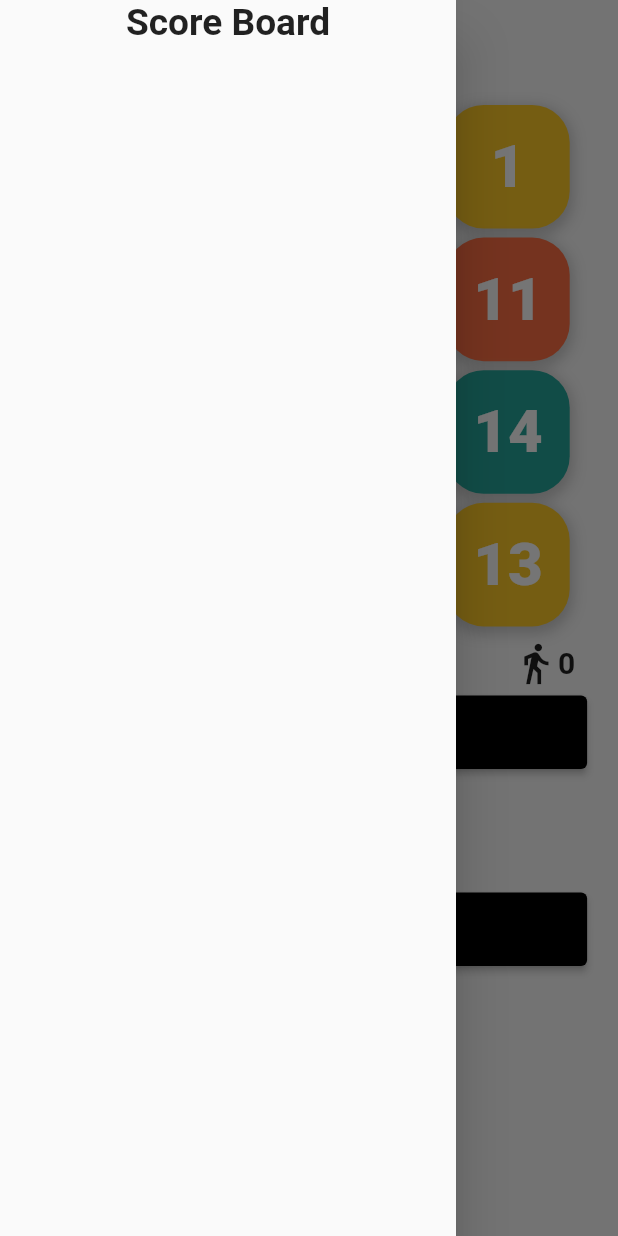
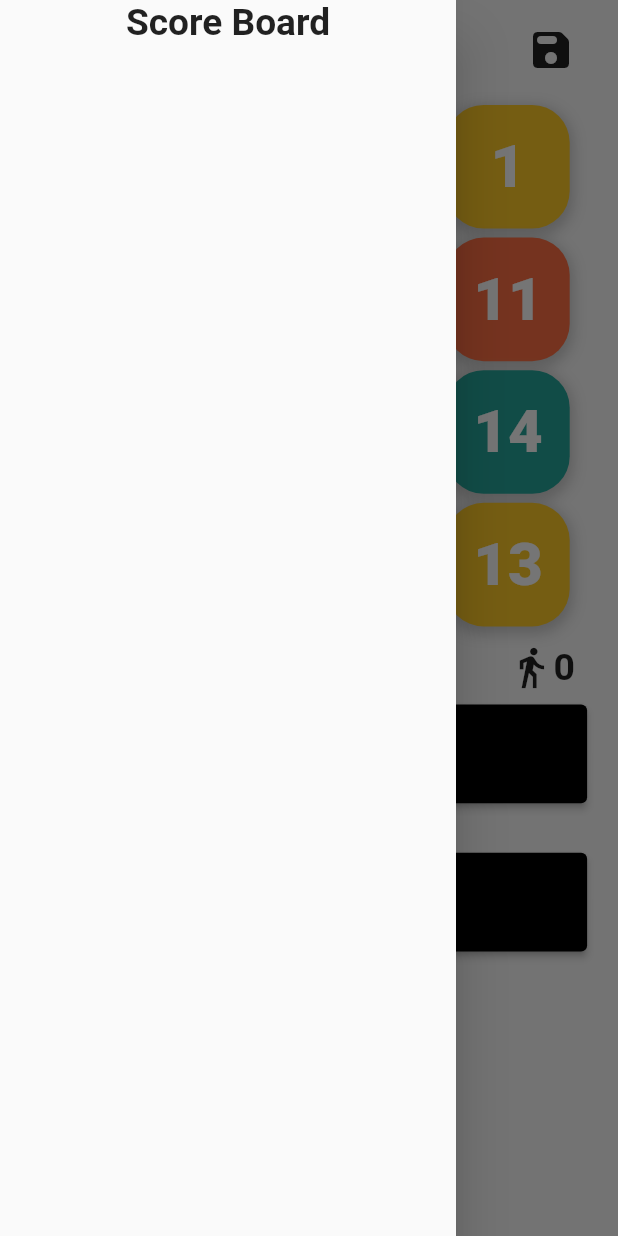
Before and after one commit to amrabdelhameeed/puzzle, a Flutter app: the screen it shows after launch, in the side drawer, after a tap on the "list" icon, on a phone screen of 412 x 824 dp. Run offline on Flutter 3.47's test engine with Material 2 defaults, Android fonts, the phone set to English and light mode, and no system bars; our stand-ins replace bloc, flutter_bloc, sqflite; accounts and stored records are empty.

Commit message:
adding "save the game" use case

```diff
--- a/lib/data/cubit/public_cubit.dart
+++ b/lib/data/cubit/public_cubit.dart
@@ -5,7 +5,8 @@ import 'package:flutter/material.dart';
 import 'package:flutter_bloc/flutter_bloc.dart';
 import 'package:meta/meta.dart';
 import 'package:puzzle_test_12_1_2022/data/models/score_model.dart';
-import 'package:puzzle_test_12_1_2022/database/database_helper.dart';
+import 'package:puzzle_test_12_1_2022/database/database_helper_for_list_of_tiles.dart';
+import 'package:puzzle_test_12_1_2022/database/database_helper_for_score.dart';
 import '../models/generate_tiles.dart';
 import '../models/tile_model.dart';
 part 'public_state.dart';
@@ -29,6 +30,7 @@ class PublicCubit extends Cubit<PublicState> {
   void generateNewTiles() {
     timerFun(TimerModes.stop);
     listOfTiles = tilesListCubit();
+    pressSaveTiles();
   }
 
 //fun to know if the user won or not
@@ -49,7 +51,11 @@ class PublicCubit extends Cubit<PublicState> {
     timerModes == TimerModes.start
         ? timer = Timer.periodic(const Duration(seconds: 1), (t) {
             seconds++;
-            emit(PublicLoaded(listOfTiles!));
+            // if (seconds % 15 == 0) {
+            //   pressSaveTiles();
+            // }
+
+            emit(PublicLoaded());
           })
         : {timer!.cancel(), seconds = 0, moves = 0};
   }
@@ -57,10 +63,12 @@ class PublicCubit extends Cubit<PublicState> {
   List<TileModel> tilesListCubit() {
     listOfTiles = generatedTiles.generatedTiles();
     listOfTiles!.shuffle();
-    //   timerFun(0);
     moves = 0;
+    if (timer != null) {
+      timerFun(TimerModes.stop);
+    }
     timerFun(TimerModes.start);
-    emit(PublicLoaded(listOfTiles!));
+    emit(PublicLoaded());
     return listOfTiles!;
   }
 
@@ -150,7 +158,7 @@ class PublicCubit extends Cubit<PublicState> {
       }
     }
 
-    emit(PublicLoaded(listOfTiles!));
+    emit(PublicLoaded());
     isListsEqual(listOfTiles!);
   }
 
@@ -162,7 +170,7 @@ class PublicCubit extends Cubit<PublicState> {
     await dba.getAllscores().then((value) {
       users = [];
       value.asMap().forEach((i, value) {
-        if (i < 6) {
+        if (i < 9) {
           users.add(value);
         }
       });
@@ -189,6 +197,78 @@ class PublicCubit extends Cubit<PublicState> {
     db = DBhelper.instance;
     getAllScores();
   }
+
+  // db for tiles
+
+  ///// data base functions
+  DBhelperForTiles db2 = DBhelperForTiles.instance;
+  Future<List<TileModel>> getAlltilesCubit() async {
+    var dba = DBhelperForTiles.instance;
+    listOfTiles = [];
+    moves = 0;
+    timerFun(TimerModes.start);
+    await dba.getAlltiles().then((value) {
+      value.asMap().forEach((i, value) {
+        listOfTiles!.add(value);
+      });
+      listOfTiles!.isNotEmpty
+          ? {seconds = listOfTiles!.last.id!, moves = listOfTiles!.last.color!}
+          : null;
+    });
+    listOfTiles!.isNotEmpty
+        ? {listOfTiles!.removeAt(listOfTiles!.length - 1)}
+        : null;
+    emit(NewTileCreated());
+
+    return listOfTiles!.isEmpty ? tilesListCubit() : listOfTiles!;
+  }
+
+  // void initDb() {
+  //   getAllScores().then((value) {
+  //           users = value;
+  //   });
+  // }
+
+  void createTile({required int id, required int color}) {
+    db2 = DBhelperForTiles.instance;
+    db2.createtile(TileModel(id: id, color: color));
+    emit(NewScoreCreated());
+    //  getAlltilesCubit();
+  }
+
+  void deleteAlltiles() {
+    db2.deleteAllTileModels();
+    emit(DeleteAllScoresState());
+    db2 = DBhelperForTiles.instance;
+    emit(NewTileCreated());
+
+    //  getAlltilesCubit();
+  }
+
+  void storeAllListOfTiles() {
+    db2 = DBhelperForTiles.instance;
+    listOfTiles!.forEach((element) {
+      createTile(id: element.id!, color: element.color!);
+    });
+    createTile(id: seconds, color: moves);
+    emit(NewTileCreated());
+  }
+
+  void opendb() {
+    db2 = DBhelperForTiles.instance;
+    getAlltilesCubit();
+    emit(NewTileCreated());
+  }
+
+  void pressSaveTiles() {
+    // db2 = DBhelperForTiles.instance;
+    // deleteAlltiles();
+    db2 = DBhelperForTiles.instance;
+    deleteAlltiles();
+    storeAllListOfTiles();
+    emit(NewTileCreated());
+    print(listOfTiles!.first.id);
+  }
 }
 
 enum TimerModes {
--- a/lib/data/cubit/public_state.dart
+++ b/lib/data/cubit/public_state.dart
@@ -12,11 +12,10 @@ class WinningState extends PublicState {
   WinningState(this.isWinning, this.moves, this.seconds);
 }
 
-class PublicLoaded extends PublicState {
-  final List<TileModel> listOfTiles;
-  PublicLoaded(this.listOfTiles);
-}
+class PublicLoaded extends PublicState {}
 
 class NewScoreCreated extends PublicState {}
 
+class NewTileCreated extends PublicState {}
+
 class DeleteAllScoresState extends PublicState {}
--- a/lib/data/models/generate_tiles.dart
+++ b/lib/data/models/generate_tiles.dart
@@ -1,4 +1,3 @@
-import '../../constants/strings.dart';
 import 'tile_model.dart';
 
 class GeneratedTiles {
@@ -7,7 +6,7 @@ class GeneratedTiles {
         16,
         (index) => TileModel(
               id: index + 1,
-              color: colors[index % 4],
+              color: index % 4,
             ));
   }
 }
--- a/lib/data/models/tile_model.dart
+++ b/lib/data/models/tile_model.dart
@@ -3,10 +3,16 @@ import 'package:flutter/material.dart';
 
 class TileModel {
   int? id;
-  // int? numberOfTile;
-  Color? color;
+  int? color;
   TileModel({
     required this.color,
     required this.id,
   });
+  TileModel.fromJson(Map<String, dynamic> map) {
+    id = map['id'];
+    color = map['color'];
+  }
+  Map<String, dynamic> toJson() {
+    return {'id': id, 'color': color};
+  }
 }
--- /dev/null
+++ b/lib/database/database_helper_for_list_of_tiles.dart
@@ -0,0 +1,100 @@
+import 'package:puzzle_test_12_1_2022/data/models/tile_model.dart';
+import 'package:sqflite/sqflite.dart';
+import 'package:path/path.dart';
+
+class DBhelperForTiles {
+  static final DBhelperForTiles instance = DBhelperForTiles._initialize();
+  static Database? _databaseForTiles;
+  DBhelperForTiles._initialize();
+  Future _createDB(Database db, int version) async {
+    await db.execute('''
+        CREATE TABLE tiles(
+          id INTEGER,
+          color INTEGER
+        )
+        ''');
+  }
+
+  Future _onConfigure(Database db) async {
+    await db.execute('PRAGMA foreign_keys = ON');
+  }
+
+  Future<Database> _initDB(String fileName) async {
+    final databasePath = await getDatabasesPath();
+    final path = join(databasePath, fileName);
+    return await openDatabase(
+      path,
+      version: 1,
+      onCreate: _createDB,
+      onConfigure: _onConfigure,
+    );
+  }
+
+  Future close() async {
+    final db = await instance.database;
+    db!.close();
+  }
+
+  Future<Database?> get database async {
+    if (_databaseForTiles != null) {
+      return _databaseForTiles;
+    } else {
+      _databaseForTiles = await _initDB('todoo.db');
+      return _databaseForTiles;
+    }
+  }
+
+  Future<TileModel> createtile(TileModel tiles) async {
+    final db = await instance.database;
+    await db!.insert('tiles', tiles.toJson());
+    return tiles;
+  }
+
+  // Future<Score> getscore(int id) async {
+  //   final db = await instance.database;
+  //   final maps = await db!.query(
+  //     'score',
+  //     where: 'id = ?',
+  //     whereArgs: [id],
+  //   );
+
+  //   if (maps.isNotEmpty) {
+  //     return Score.fromJson(maps.first);
+  //   } else {
+  //     throw Exception('$id not found in the database.');
+  //   }
+  // }
+
+  Future<List<TileModel>> getAlltiles() async {
+    final db = await instance.database;
+    final result = await db!.query(
+      'tiles',
+    );
+    var list = result.map((e) => TileModel.fromJson(e)).toList();
+    return list;
+  }
+
+  // Future<int> updateTileModel(TileModel tileModel) async {
+  //   final db = await instance.database;
+  //   return db!.update('tiles', tileModel.toJson(),
+  //       where: '${tileModel.id} = ?',
+  //       whereArgs: [tileModel.id],
+  //       conflictAlgorithm: ConflictAlgorithm.replace);
+  // }
+
+  // Future<int> deletescore(int id) async {
+  //   final db = await instance.database;
+  //   return db!.delete(
+  //     'score',
+  //     where: 'id = ?',
+  //     whereArgs: [id],
+  //   );
+  // }
+
+  Future<void> deleteAllTileModels() async {
+    final db = await instance.database;
+    db!.delete(
+      'tiles',
+    );
+  }
+}
--- a/lib/presentation/screens/home/constant_widgets/custom_elevated_button.dart
+++ b/lib/presentation/screens/home/constant_widgets/custom_elevated_button.dart
@@ -11,7 +11,10 @@ class CustomElevatedButton extends StatelessWidget {
     return ElevatedButton(
       onPressed: onPressed,
       child: widget,
-      style: ElevatedButton.styleFrom(primary: Colors.black),
+      style: ElevatedButton.styleFrom(
+          primary: Colors.black,
+          minimumSize:
+              Size.fromHeight(MediaQuery.of(context).size.height * 0.08)),
     );
   }
 }
--- a/lib/presentation/screens/home/constant_widgets/icon_text_widget.dart
+++ b/lib/presentation/screens/home/constant_widgets/icon_text_widget.dart
@@ -1,11 +1,9 @@
 import 'package:flutter/material.dart';
-
 import 'custom_text_widget.dart';
 
 class IconTextWidget extends StatelessWidget {
   final IconData icons;
   final String text;
-
   const IconTextWidget({Key? key, required this.icons, required this.text})
       : super(key: key);
   @override
@@ -18,7 +16,7 @@ class IconTextWidget extends StatelessWidget {
             icons,
             size: 30,
           ),
-          CustomTextWidget(fontSize: 20, text: text),
+          CustomTextWidget(fontSize: 25, text: text),
         ],
       ),
     );
--- a/lib/presentation/screens/home/home.dart
+++ b/lib/presentation/screens/home/home.dart
@@ -51,17 +51,48 @@ class Home extends StatelessWidget {
                 child: Column(
                   children: [
                     Row(
+                      mainAxisAlignment: MainAxisAlignment.spaceBetween,
+                      children: [
+                        Row(
                           mainAxisAlignment: MainAxisAlignment.start,
                           children: [
                             IconButton(
+                                tooltip: "Score Board",
                                 onPressed: () {
                                   scaffoldKey.currentState!.openDrawer();
                                 },
-                            icon: const Icon(Icons.list)),
+                                icon: const Icon(
+                                  Icons.list,
+                                  size: 30,
+                                )),
                             const CustomTextWidget(
                               fontSize: 40,
                               text: "Puzzle",
                             ),
+                          ],
+                        ),
+                        IconButton(
+                            tooltip: "Save the current game",
+                            onPressed: () {
+                              cubit.pressSaveTiles();
+                              ScaffoldMessenger.of(context)
+                                  .showSnackBar(const SnackBar(
+                                      duration: Duration(
+                                        seconds: 1,
+                                      ),
+                                      content: SizedBox(
+                                        height: 30,
+                                        child: Center(
+                                            child: Text(
+                                          "Saved !",
+                                          style: TextStyle(fontSize: 30),
+                                        )),
+                                      )));
+                            },
+                            icon: const Icon(
+                              Icons.save_rounded,
+                              size: 32,
+                            ))
                       ],
                     ),
                     TilesContainer(cubit: cubit),
@@ -74,14 +105,14 @@ class Home extends StatelessWidget {
                           fontSize: 25,
                           text: "Shuffle Tiles",
                         )),
-                    MarginWidget(isVertical: true, dividedMargin: 10),
+                    MarginWidget(isVertical: true, dividedMargin: 25),
                     CustomElevatedButton(
                         onPressed: () {
                           cubit.generateTilesforTest();
                         },
                         widget: const CustomTextWidget(
                           fontSize: 25,
-                          text: "Test Score DB",
+                          text: "Winning Test",
                         ))
                   ],
                 ),
--- a/lib/presentation/screens/home/widgets/my_drawer.dart
+++ b/lib/presentation/screens/home/widgets/my_drawer.dart
@@ -2,6 +2,7 @@ import 'package:flutter/material.dart';
 import 'package:puzzle_test_12_1_2022/data/cubit/public_cubit.dart';
 import 'package:puzzle_test_12_1_2022/data/models/score_model.dart';
 import 'package:puzzle_test_12_1_2022/presentation/screens/home/constant_widgets/custom_elevated_button.dart';
+import 'package:puzzle_test_12_1_2022/presentation/screens/home/constant_widgets/custom_text_widget.dart';
 
 List<Score> generateList(BuildContext context, PublicCubit cubit) {
   List<Score> list = cubit.users;
@@ -31,20 +32,19 @@ class MyDrawer extends StatelessWidget {
                   .map((s) => Container(
                         margin:
                             EdgeInsets.symmetric(horizontal: 5, vertical: 2),
+                        padding: EdgeInsets.all(0.5),
                         decoration: BoxDecoration(
                             border: Border.all(width: 2, color: Colors.black),
                             borderRadius: BorderRadius.all(Radius.circular(8))),
-                        height: 80,
+                        height: 100,
                         child: Column(
                           children: [
                             Expanded(
                               child: Row(
                                 mainAxisAlignment:
-                                    MainAxisAlignment.spaceAround,
+                                    MainAxisAlignment.spaceBetween,
                                 children: [
-                                  Expanded(
-                                    flex: 2,
-                                    child: Text(
+                                  Text(
                                     "duration: " +
                                         (Duration(
                                                 seconds: int.parse(
@@ -52,15 +52,12 @@ class MyDrawer extends StatelessWidget {
                                             .toString()
                                             .substring(0, 7)),
                                     style: TextStyle(
-                                          color: Colors.black, fontSize: 21),
+                                        color: Colors.black, fontSize: 19),
                                   ),
-                                  ),
-                                  Expanded(
-                                    child: Text(
+                                  Text(
                                     "moves : " + s.moves.toString(),
                                     style: TextStyle(
-                                          color: Colors.black, fontSize: 21),
-                                    ),
+                                        color: Colors.black, fontSize: 19),
                                   ),
                                 ],
                               ),
@@ -68,29 +65,19 @@ class MyDrawer extends StatelessWidget {
                             Expanded(
                               child: Row(
                                 mainAxisAlignment:
-                                    MainAxisAlignment.spaceAround,
+                                    MainAxisAlignment.spaceBetween,
                                 children: [
-                                  Expanded(
-                                    flex: 3,
-                                    child: Text(
+                                  Text(
                                     "date : " +
-                                          s.dateTime
-                                              .toString()
-                                              .substring(0, 10),
+                                        s.dateTime.toString().substring(0, 10),
                                     style: TextStyle(
                                         color: Colors.black, fontSize: 20),
                                   ),
-                                  ),
-                                  Expanded(
-                                    flex: 2,
-                                    child: Text(
+                                  Text(
                                     "time : " +
-                                          s.dateTime
-                                              .toString()
-                                              .substring(11, 16),
+                                        s.dateTime.toString().substring(11, 16),
                                     style: TextStyle(
                                         color: Colors.black, fontSize: 20),
-                                    ),
                                   ),
                                 ],
                               ),
@@ -108,8 +95,10 @@ class MyDrawer extends StatelessWidget {
                         onPressed: () {
                           cubit.deleteAllScores();
                         },
-                      widget: Text("delete all Scores"),
-                    ),
+                        widget: const CustomTextWidget(
+                          fontSize: 25,
+                          text: "delete all Scores",
+                        )),
                   )
                 : Container()
           ],
--- a/lib/presentation/screens/home/widgets/snack_bar_score.dart
+++ b/lib/presentation/screens/home/widgets/snack_bar_score.dart
@@ -52,7 +52,7 @@ class SnackBarScore extends StatelessWidget {
                 child: Text(
                   "Play Again",
                   textAlign: TextAlign.center,
-                  style: TextStyle(fontSize: 20, color: Colors.white),
+                  style: TextStyle(fontSize: 25, color: Colors.white),
                 ),
               ))
         ],
--- a/lib/presentation/screens/home/widgets/tiles_container.dart
+++ b/lib/presentation/screens/home/widgets/tiles_container.dart
@@ -28,7 +28,7 @@ class TilesContainer extends StatelessWidget {
                                   0, 3), // changes position of shadow
                             ),
                           ],
-                          color: e.value.color,
+                          color: colors[e.value.color!],
                           borderRadius:
                               const BorderRadius.all(Radius.circular(25))),
                       height: MediaQuery.of(context).size.height / 10,
--- a/lib/routes.dart
+++ b/lib/routes.dart
@@ -17,7 +17,7 @@ class AppRouter {
         return MaterialPageRoute(builder: (_) {
           return BlocProvider(
             create: (context) => PublicCubit(generatedTiles: generatedTiles!)
-              ..tilesListCubit()
+              ..opendb()
               ..getAllScores(),
             child: Home(),
           );
```
Also changed, not shown: lib/database/database_helper_for_score.dart (renamed from lib/database/database_helper.dart), 1 other file. Lines whose indentation alone changed are shown as unchanged.
